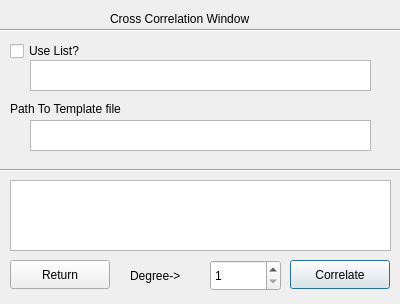
First picture: the form in Correlation.ui, repository tboudreaux/PHY-2002, before the edit.
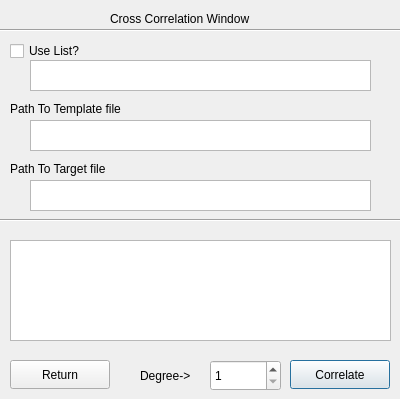
Second picture: the form after the edit.

Diff of the .ui file:
```diff
--- a/Correlation.ui
+++ b/Correlation.ui
@@ -7,7 +7,7 @@
     <x>0</x>
     <y>0</y>
     <width>400</width>
-    <height>304</height>
+    <height>399</height>
    </rect>
   </property>
   <property name="windowTitle">
@@ -76,7 +76,7 @@
    <property name="geometry">
     <rect>
      <x>-20</x>
-     <y>160</y>
+     <y>210</y>
      <width>441</width>
      <height>20</height>
     </rect>
@@ -89,7 +89,7 @@
    <property name="geometry">
     <rect>
      <x>290</x>
-     <y>260</y>
+     <y>360</y>
      <width>100</width>
      <height>29</height>
     </rect>
@@ -102,7 +102,7 @@
    <property name="geometry">
     <rect>
      <x>10</x>
-     <y>260</y>
+     <y>360</y>
      <width>100</width>
      <height>29</height>
     </rect>
@@ -115,9 +115,9 @@
    <property name="geometry">
     <rect>
      <x>10</x>
-     <y>180</y>
+     <y>240</y>
      <width>381</width>
-     <height>71</height>
+     <height>101</height>
     </rect>
    </property>
   </widget>
@@ -138,7 +138,7 @@
    <property name="geometry">
     <rect>
      <x>210</x>
-     <y>260</y>
+     <y>360</y>
      <width>71</width>
      <height>31</height>
     </rect>
@@ -150,8 +150,8 @@
   <widget class="QLabel" name="label_3">
    <property name="geometry">
     <rect>
-     <x>130</x>
-     <y>250</y>
+     <x>140</x>
+     <y>350</y>
      <width>71</width>
      <height>51</height>
     </rect>
@@ -160,6 +160,29 @@
     <string>Degree-&gt;</string>
    </property>
   </widget>
+  <widget class="QTextEdit" name="targetfilename">
+   <property name="geometry">
+    <rect>
+     <x>30</x>
+     <y>180</y>
+     <width>341</width>
+     <height>31</height>
+    </rect>
+   </property>
+  </widget>
+  <widget class="QLabel" name="label_4">
+   <property name="geometry">
+    <rect>
+     <x>10</x>
+     <y>160</y>
+     <width>151</width>
+     <height>17</height>
+    </rect>
+   </property>
+   <property name="text">
+    <string>Path To Target file</string>
+   </property>
+  </widget>
  </widget>
  <resources/>
  <connections/>
```
